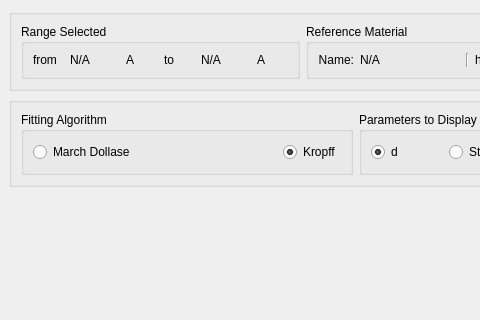
ornlneutronimaging/iBeatles, file src/iBeatles/ui/ui_strainMapping.ui: the form before one commit; both pictures show x 0 to 480 and y 0 to 320 of the 1077 by 857 pixel window.
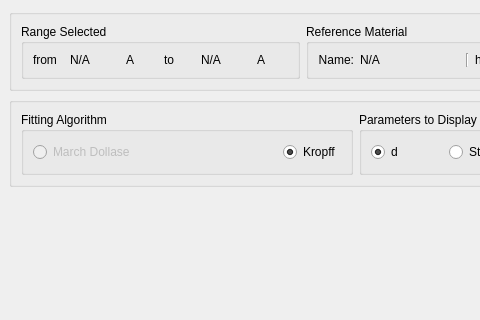
The form after the commit.

What changed in the file:
```diff
--- a/src/iBeatles/ui/ui_strainMapping.ui
+++ b/src/iBeatles/ui/ui_strainMapping.ui
@@ -265,6 +265,9 @@
          <layout class="QHBoxLayout" name="horizontalLayout">
           <item>
            <widget class="QRadioButton" name="march_dollase_radioButton">
+            <property name="enabled">
+             <bool>false</bool>
+            </property>
             <property name="text">
              <string>March Dollase</string>
             </property>
```
